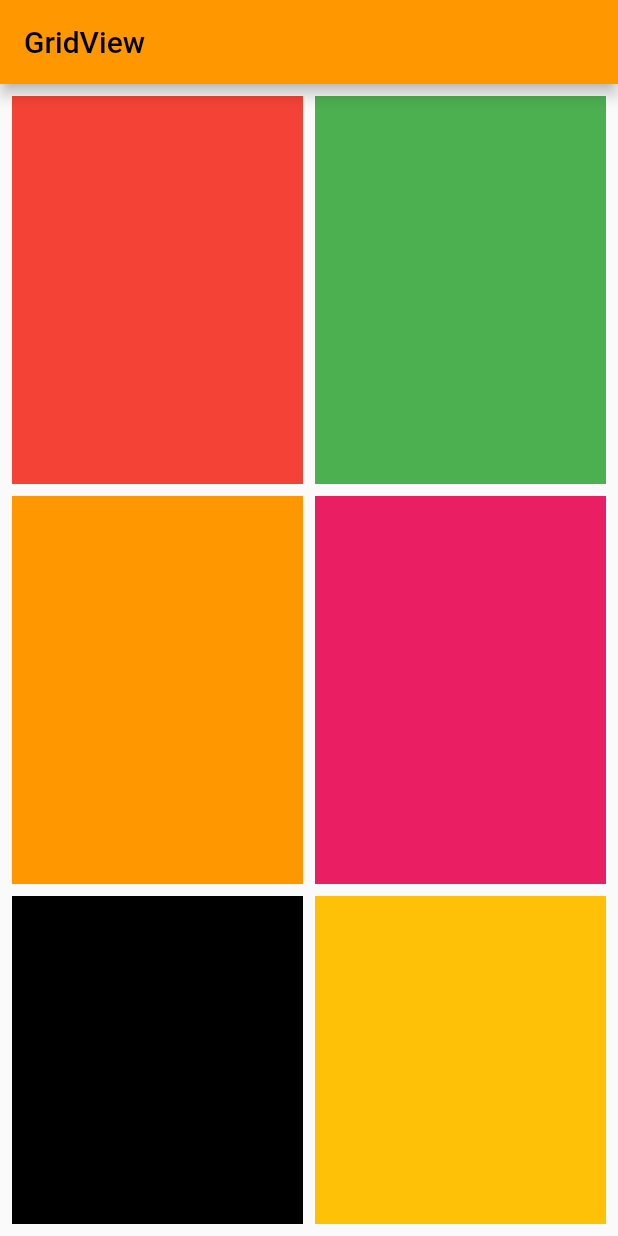
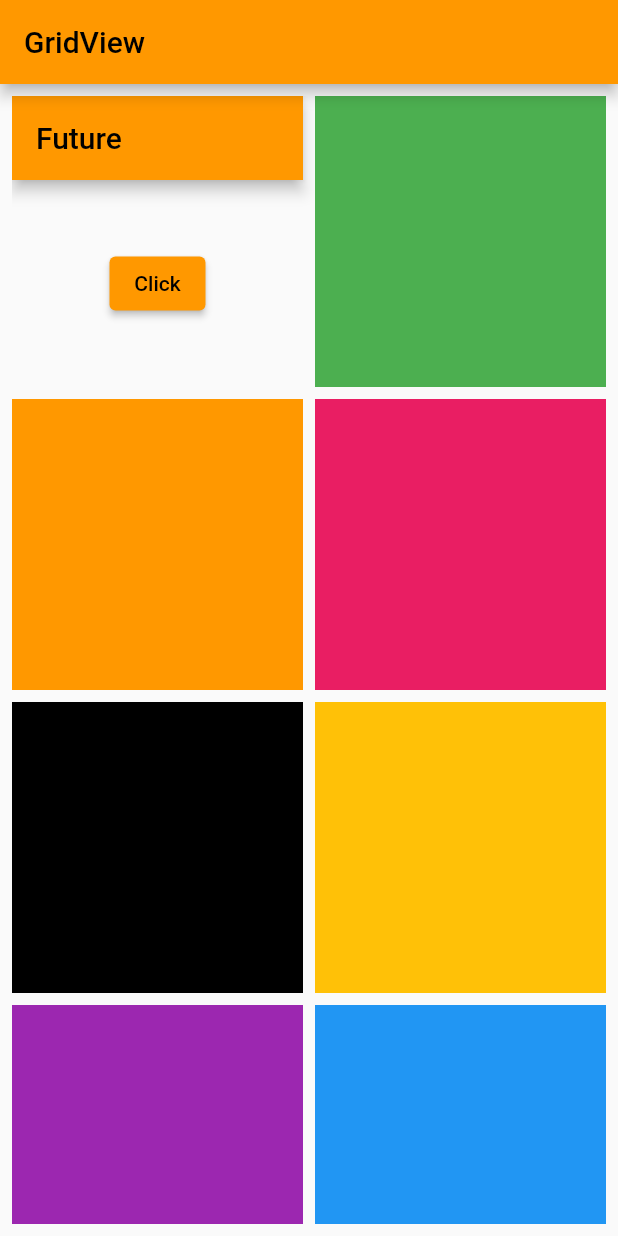
Before and after one commit to CPAD-Kishoreganj/future_tuto_lessons, a Flutter app: the screen it shows after launch, on a phone screen of 412 x 824 dp. Run offline on Flutter 3.47's test engine with Material 2 defaults, Android fonts, the light colour scheme and no system bars.

Commit message:
instagram grid system

```diff
--- a/lib/pages/my_grid_view.dart
+++ b/lib/pages/my_grid_view.dart
@@ -1,4 +1,6 @@
 import 'package:flutter/material.dart';
+
+import 'future_then_page.dart';
 
 class MyGridView extends StatelessWidget {
   List<Color> colors = [
@@ -10,6 +12,15 @@ class MyGridView extends StatelessWidget {
     Colors.amber,
     Colors.purple,
     Colors.blue,
+  ];
+
+  List<String> imageUrl = [
+    'imgaes/something.jpg'
+        'imgaes/something.jpg'
+        'imgaes/something.jpg'
+        'imgaes/something.jpg'
+        'imgaes/something.jpg'
+        'imgaes/something.jpg'
   ];
 
   MyGridView({Key? key}) : super(key: key);
@@ -25,14 +36,23 @@ class MyGridView extends StatelessWidget {
         child: GridView.builder(
           gridDelegate: const SliverGridDelegateWithFixedCrossAxisCount(
             crossAxisCount: 2,
+            childAspectRatio: 2 / 2,
             crossAxisSpacing: 8,
             mainAxisSpacing: 8,
-            childAspectRatio: 1.5 / 2,
           ),
           itemCount: colors.length,
           itemBuilder: (context, index) {
+            if (index == 0) {
+              return Container(
+                color: colors[0],
+                child: const Center(
+                  child: FutureThenPage(),
+                ),
+              );
+            }
+            final colorsData = colors[index];
             return Container(
-              color: colors[index],
+              color: colorsData,
             );
           },
         ),
```
